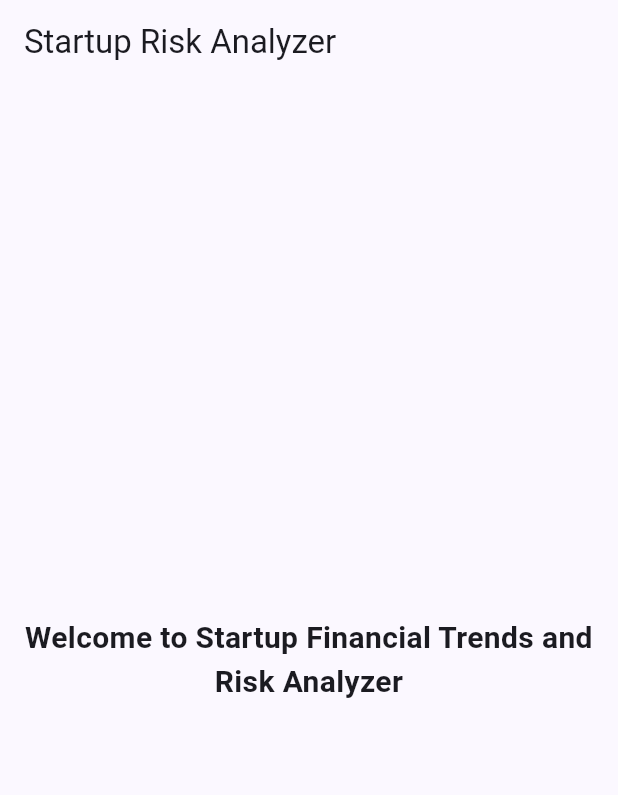
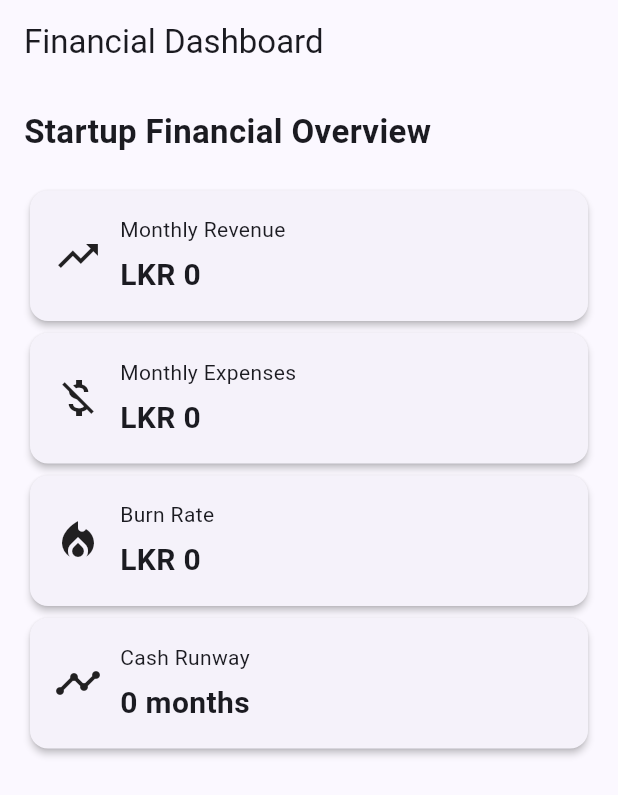
Before and after one commit to Cyber-ANGEL07/startup_financial_analyzer, a Flutter app: the screen it shows after launch, on a phone screen of 412 x 824 dp. Shown: the top 795 px of the screen. Run offline on Flutter 3.47's test engine with Material 3 defaults, Android fonts, the phone set to English and light mode, and no system bars.

Commit message:
add reusbale KPI cards to dashboard

```diff
--- a/lib/main.dart
+++ b/lib/main.dart
@@ -1,4 +1,5 @@
 import 'package:flutter/material.dart';
+import 'package:startup_financial_analyzer/screens/dashboard_screen.dart';
 import 'screens/home_screen.dart';
 
 void main() {
@@ -17,7 +18,7 @@ class StartupRiskAnalyzerApp extends StatelessWidget {
         useMaterial3: true,
         colorSchemeSeed: Colors.indigo,
       ),
-      home: const HomeScreen(),
+      home: const DashboardScreen(),
     );
   }
 }
--- /dev/null
+++ b/lib/screens/dashboard_screen.dart
@@ -0,0 +1,52 @@
+import 'package:flutter/material.dart';
+import '../widgets/kpi_card.dart';
+
+class DashboardScreen extends StatelessWidget {
+  const DashboardScreen({super.key});
+
+  @override
+  Widget build(BuildContext context) {
+    return Scaffold(
+      appBar: AppBar(
+        title: const Text('Financial Dashboard'),
+      ),
+      body: SingleChildScrollView(
+        padding: const EdgeInsets.all(16),
+        child: Column(
+          crossAxisAlignment: CrossAxisAlignment.start,
+          children: const [
+            Text(
+              'Startup Financial Overview',
+              style: TextStyle(
+                fontSize: 22,
+                fontWeight: FontWeight.bold,
+              ),
+            ),
+            SizedBox(height: 20),
+
+            KpiCard(
+              title: 'Monthly Revenue',
+              value: 'LKR 0',
+              icon: Icons.trending_up,
+            ),
+            KpiCard(
+              title: 'Monthly Expenses',
+              value: 'LKR 0',
+              icon: Icons.money_off,
+            ),
+            KpiCard(
+              title: 'Burn Rate',
+              value: 'LKR 0',
+              icon: Icons.local_fire_department,
+            ),
+            KpiCard(
+              title: 'Cash Runway',
+              value: '0 months',
+              icon: Icons.timeline,
+            ),
+          ],
+        ),
+      ),
+    );
+  }
+}
--- /dev/null
+++ b/lib/widgets/kpi_card.dart
@@ -0,0 +1,44 @@
+import 'package:flutter/material.dart';
+
+class KpiCard extends StatelessWidget {
+  final String title;
+  final String value;
+  final IconData icon;
+
+  const KpiCard({
+    super.key,
+    required this.title,
+    required this.value,
+    required this.icon,
+  });
+
+  @override
+  Widget build(BuildContext context) {
+    return Card(
+      elevation: 2,
+      child: Padding(
+        padding: const EdgeInsets.all(16),
+        child: Row(
+          children: [
+            Icon(icon, size: 32),
+            const SizedBox(width: 12),
+            Column(
+              crossAxisAlignment: CrossAxisAlignment.start,
+              children: [
+                Text(title),
+                const SizedBox(height: 6),
+                Text(
+                  value,
+                  style: const TextStyle(
+                    fontSize: 20,
+                    fontWeight: FontWeight.bold,
+                  ),
+                ),
+              ],
+            ),
+          ],
+        ),
+      ),
+    );
+  }
+}
```
